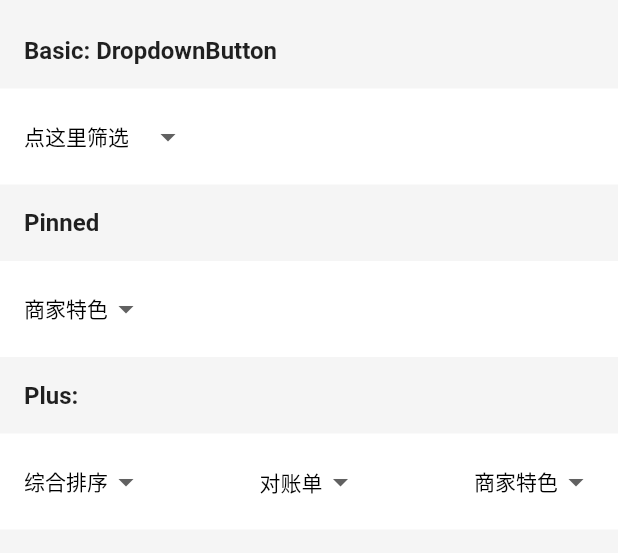
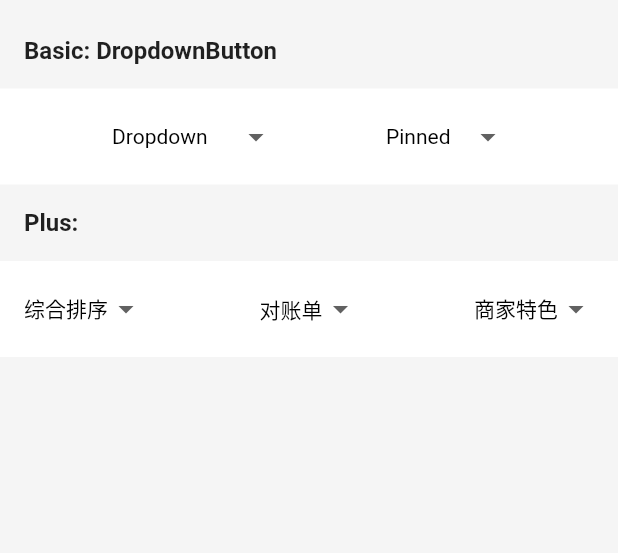
Before and after one commit to good-good-study/dropdown_button_plus, a Flutter app: the screen it shows after launch, on a phone screen of 412 x 824 dp, the part 84-637 px from its top. Run offline on Flutter 3.47's test engine with Material 2 defaults, Android fonts, the phone set to English and light mode, and no system bars.

Commit message:
修改版本号

```diff
--- a/example/lib/main.dart
+++ b/example/lib/main.dart
@@ -60,10 +60,8 @@ class _DropdownPageState extends State<DropdownPage> {
 
             Material(
               color: Theme.of(context).backgroundColor,
-              child: Padding(
-                padding: const EdgeInsets.symmetric(horizontal: 16),
               child: Row(
-                  mainAxisAlignment: MainAxisAlignment.start,
+                mainAxisAlignment: MainAxisAlignment.spaceEvenly,
                 children: [
                   plus.DropdownView<String>(
                     items: filterSort,
@@ -81,30 +79,9 @@ class _DropdownPageState extends State<DropdownPage> {
                     hintBuilder: (context, focus) => hintWidgetBuilder(
                       context,
                       focus,
-                        '点这里筛选',
+                      'Dropdown',
                     ),
                   ),
-                  ],
-                ),
-              ),
-            ),
-
-            /// Plus: Pinned
-            const Padding(
-              padding: EdgeInsets.all(16),
-              child: Text(
-                'Pinned',
-                style: TextStyle(fontSize: 16, fontWeight: FontWeight.bold),
-              ),
-            ),
-
-            Material(
-              color: Theme.of(context).backgroundColor,
-              child: Padding(
-                padding: const EdgeInsets.symmetric(horizontal: 16),
-                child: Row(
-                  mainAxisAlignment: MainAxisAlignment.start,
-                  children: [
                   plus.DropdownView<String>(
                     isDropdown: true,
                     items: filterStatus,
@@ -122,11 +99,10 @@ class _DropdownPageState extends State<DropdownPage> {
                     hintBuilder: (context, focus) => hintWidgetBuilder(
                       context,
                       focus,
-                        '商家特色',
+                      'Pinned',
                     ),
                   ),
                 ],
-                ),
               ),
             ),
 
--- a/pubspec.yaml
+++ b/pubspec.yaml
@@ -1,6 +1,6 @@
 name: dropdown_button_plus
 description: A new Flutter material DropdownButton Plus package.
-version: 0.0.1
+version: 0.0.2
 homepage: https://github.com/good-good-study/dropdown_button_plus
 
 environment:
```
Also changed, not shown: 1 other file. Lines whose indentation alone changed are shown as unchanged.
